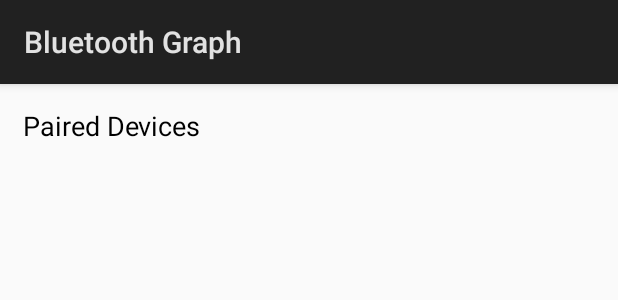
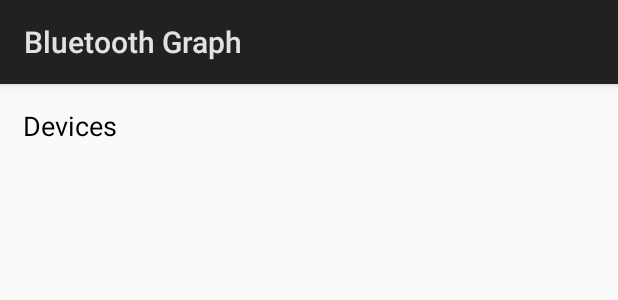
Before and after one commit to qkrtjwjd/BluetoothGraph-1, an Android app: the layout activity_bluetooth.xml on its own in the app's theme, with its tools: preview values and no code run, on a phone screen of 412 x 824 dp. Shown: the top 300 px of the screen. Run offline under Robolectric (Android 15) with nearby library versions, the phone set to English and light mode, and no system bars.

Commit message:
Rename string value
Renamed label devices in the bluetooth connection menu

```diff
--- a/app/src/main/res/layout-port/activity_bluetooth.xml
+++ b/app/src/main/res/layout-port/activity_bluetooth.xml
@@ -9,7 +9,7 @@
         android:layout_width="match_parent"
         android:layout_height="wrap_content"
         android:layout_margin="15dp"
-        android:text="@string/paired_devices"
+        android:text="@string/Devices"
         android:textColor="@android:color/black"
         android:textSize="18sp" />
 
--- a/app/src/main/res/layout/activity_bluetooth.xml
+++ b/app/src/main/res/layout/activity_bluetooth.xml
@@ -9,7 +9,7 @@
         android:layout_width="match_parent"
         android:layout_height="wrap_content"
         android:layout_margin="15dp"
-        android:text="@string/paired_devices"
+        android:text="@string/Devices"
         android:textColor="@android:color/black"
         android:textSize="18sp" />
 
--- a/app/src/main/res/values/strings.xml
+++ b/app/src/main/res/values/strings.xml
@@ -1,6 +1,6 @@
 <resources>
     <string name="app_name">Bluetooth Graph</string>
-    <string name="paired_devices">Paired Devices</string>
+    <string name="Devices">Devices</string>
     <string name="Bluetooth_label">Bluetooth</string>
     <string name="menu_bluetooth">Bluetooth</string>
     <string name="menu_settings">Settings</string>
```
